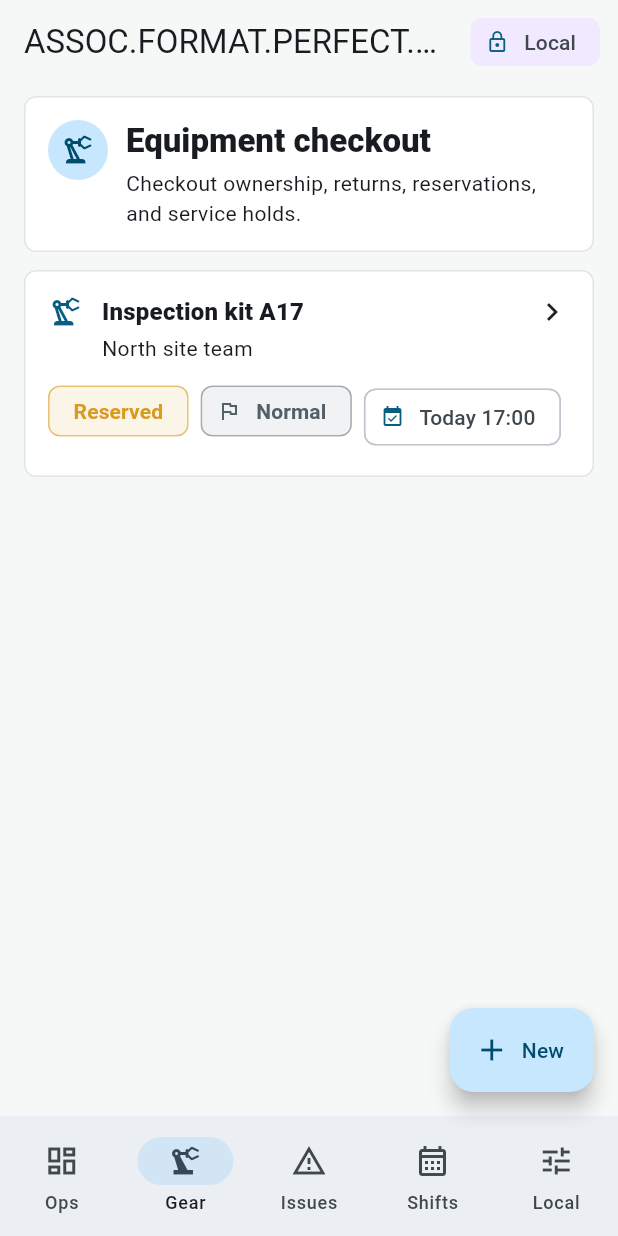
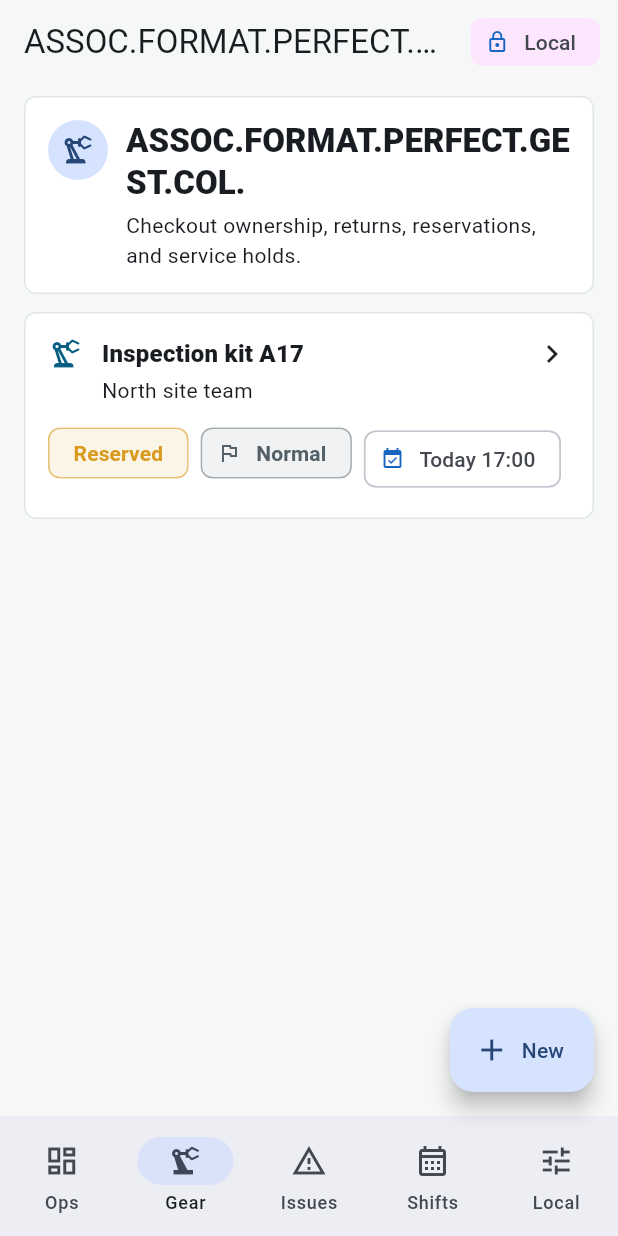
Before and after one commit to EOOrga/68d9d11f1299230338f42ea4, a Flutter app: the screen it shows after launch, item 2 of the bottom bar chosen, on a phone screen of 412 x 824 dp. Run offline on Flutter 3.47's test engine with Material 3 defaults, Android fonts, the phone set to English and light mode, and no system bars; our stand-ins replace shared_preferences.

Commit message:
Create Flutter variant fr.assocformatperfectgestcolterr.official

```diff
--- a/lib/main.dart
+++ b/lib/main.dart
@@ -17,9 +17,9 @@ class OperationsApp extends StatelessWidget {
 
   @override
   Widget build(BuildContext context) {
-    const primary = Color(0xFF075D82);
-    const secondary = Color(0xFFD99A1E);
-    const tertiary = Color(0xFF2F7D57);
+    const primary = Color(0xFF1565C0);
+    const secondary = Color(0xFF8BC34A);
+    const tertiary = Color(0xFF558B2F);
     const background = Color(0xFFF6F8F7);
 
     return MaterialApp(
@@ -258,7 +258,7 @@ class _OperationsShellState extends State<OperationsShell> {
             onCreateType: _openForm,
           ),
           1 => RecordListPage(
-            title: 'Equipment checkout',
+            title: 'ASSOC.FORMAT.PERFECT.GEST.COL.',
             type: 'equipment',
             emptyText: 'No equipment records saved.',
             controller: controller,
--- a/pubspec.yaml
+++ b/pubspec.yaml
@@ -1,4 +1,4 @@
-name: assoc_format_perfect_gest_col
+name: official
 description: "Local operations planning for equipment, incidents, shifts, and resources."
 publish_to: 'none'
 version: 1.0.0+1
@@ -26,4 +26,6 @@ flutter:
 flutter_launcher_icons:
   android: true
   image_path: "docs/icon.png"
+  adaptive_icon_foreground: docs/icon.png
+  adaptive_icon_background: "#558B2F"
   min_sdk_android: 23
```
Also changed, not shown: docs/icon.png, 11 other files.
